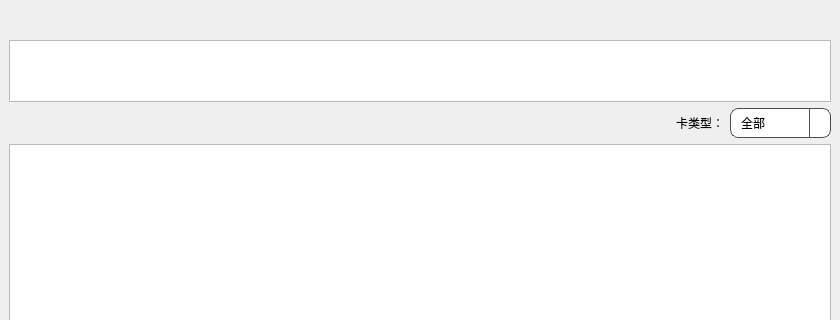
Before: the Qt Designer form personbind.ui in guocihong/CombineAuthenticateHost, drawn with Qt 5; both pictures show x 0 to 840 and y 0 to 320 of the 840 by 598 pixel window.
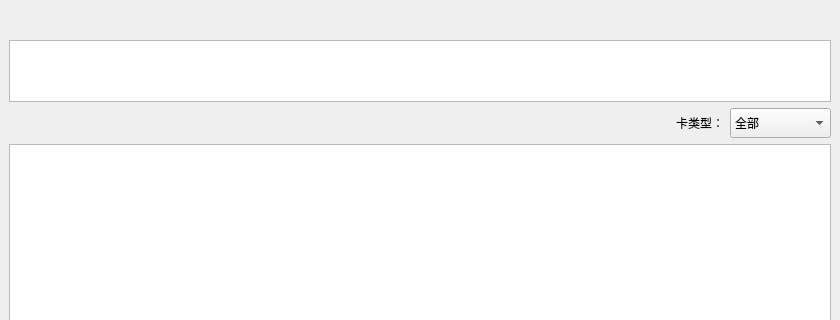
After: the same form once the commit is applied. Icons and pictures are not drawn.

```diff
--- a/personbind.ui
+++ b/personbind.ui
@@ -14,36 +14,7 @@
    <string>Dialog</string>
   </property>
   <property name="styleSheet">
-   <string notr="true">QComboBox{
-font: 14pt &quot;WenQuanYi Micro Hei&quot;;
-border-radius: 8px;
-padding: 1px 10px 1px 10px;
-border: 1px solid #4D4D4D;
-}
-QComboBox QAbstractItemView{
-background-color:#4D4D4D;
-color:white;
-selection-background-color: rgb(56,117,215);
-}
-QComboBox::drop-down {
-subcontrol-origin: padding;
-subcontrol-position: top right;
-width: 20px;
-border-left-width: 1px;
-border-left-style: solid;
-border-top-right-radius: 3px;
-border-bottom-right-radius: 3px;
-border-left-color: #4D4D4D;
-}
-QComboBox::down-arrow{
-image: url(:/image/images/arrow_down.png);
-}
-QComboBox::down-arrow:pressed{
-position:relative;
-top:1px;
-left:1px;
-}
-</string>
+   <string notr="true"/>
   </property>
   <layout class="QVBoxLayout" name="verticalLayout_3">
    <property name="leftMargin">
@@ -85,19 +56,22 @@
          <widget class="QLabel" name="label_title_icon">
           <property name="minimumSize">
            <size>
-            <width>25</width>
-            <height>25</height>
+            <width>30</width>
+            <height>30</height>
            </size>
           </property>
           <property name="maximumSize">
            <size>
-            <width>25</width>
-            <height>25</height>
+            <width>30</width>
+            <height>30</height>
            </size>
           </property>
           <property name="text">
            <string/>
           </property>
+          <property name="alignment">
+           <set>Qt::AlignCenter</set>
+          </property>
          </widget>
         </item>
         <item>
```
Left out of the diff: 19 changed lines with no effect on the pictures.
